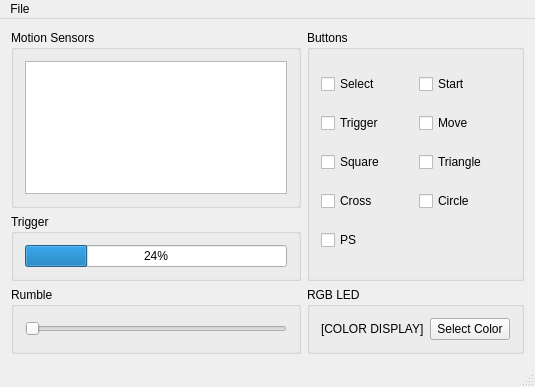
This is testgui/psmovetestgui.ui in thp/psmoveapi as Qt 5 draws it before an edit. The edited form follows.
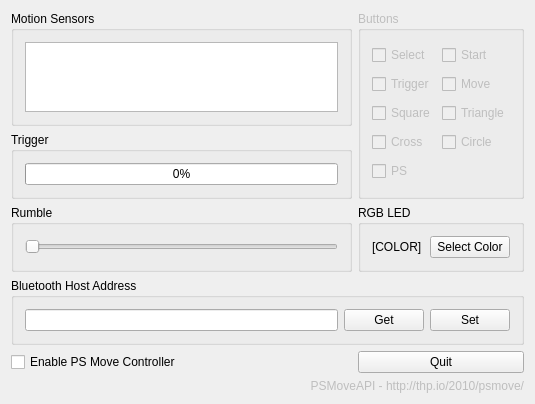
This is the edited form.

Commit message: Hook up Qt Test GUI with PSMoveQt backend

The edit to the form file:
```diff
--- a/testgui/psmovetestgui.ui
+++ b/testgui/psmovetestgui.ui
@@ -22,13 +22,23 @@
       </property>
       <layout class="QGridLayout" name="gridLayout_3">
        <item row="0" column="0">
-        <widget class="QGraphicsView" name="graphicsView"/>
+        <widget class="QGraphicsView" name="viewSensors">
+         <property name="verticalScrollBarPolicy">
+          <enum>Qt::ScrollBarAlwaysOff</enum>
+         </property>
+         <property name="horizontalScrollBarPolicy">
+          <enum>Qt::ScrollBarAlwaysOff</enum>
+         </property>
+        </widget>
        </item>
       </layout>
      </widget>
     </item>
     <item row="0" column="1" rowspan="2">
-     <widget class="QGroupBox" name="groupBox_3">
+     <widget class="QGroupBox" name="groupButtons">
+      <property name="enabled">
+       <bool>false</bool>
+      </property>
       <property name="title">
        <string>Buttons</string>
       </property>
@@ -106,9 +116,12 @@
       </property>
       <layout class="QGridLayout" name="gridLayout_4">
        <item row="0" column="0">
-        <widget class="QProgressBar" name="progressBar">
+        <widget class="QProgressBar" name="progressbarTrigger">
+         <property name="maximum">
+          <number>255</number>
+         </property>
          <property name="value">
-          <number>24</number>
+          <number>0</number>
          </property>
         </widget>
        </item>
@@ -122,7 +135,10 @@
       </property>
       <layout class="QHBoxLayout" name="horizontalLayout_2">
        <item>
-        <widget class="QSlider" name="horizontalSlider">
+        <widget class="QSlider" name="sliderRumble">
+         <property name="maximum">
+          <number>255</number>
+         </property>
          <property name="orientation">
           <enum>Qt::Horizontal</enum>
          </property>
@@ -138,9 +154,9 @@
       </property>
       <layout class="QHBoxLayout" name="horizontalLayout">
        <item>
-        <widget class="QLabel" name="label">
+        <widget class="QLabel" name="labelLEDs">
          <property name="text">
-          <string>[COLOR DISPLAY]</string>
+          <string>[COLOR]</string>
          </property>
         </widget>
        </item>
@@ -154,26 +170,62 @@
       </layout>
      </widget>
     </item>
+    <item row="4" column="0">
+     <widget class="QCheckBox" name="checkboxEnable">
+      <property name="text">
+       <string>Enable PS Move Controller</string>
+      </property>
+     </widget>
+    </item>
+    <item row="4" column="1">
+     <widget class="QPushButton" name="buttonQuit">
+      <property name="text">
+       <string>Quit</string>
+      </property>
+     </widget>
+    </item>
+    <item row="5" column="0" colspan="2">
+     <widget class="QLabel" name="label">
+      <property name="enabled">
+       <bool>false</bool>
+      </property>
+      <property name="text">
+       <string>&lt;!DOCTYPE HTML PUBLIC &quot;-//W3C//DTD HTML 4.0//EN&quot; &quot;http://www.w3.org/TR/REC-html40/strict.dtd&quot;&gt;
+&lt;html&gt;&lt;head&gt;&lt;meta name=&quot;qrichtext&quot; content=&quot;1&quot; /&gt;&lt;style type=&quot;text/css&quot;&gt;
+p, li { white-space: pre-wrap; }
+&lt;/style&gt;&lt;/head&gt;&lt;body style=&quot; font-family:'Lucida Grande'; font-size:13pt; font-weight:400; font-style:normal;&quot;&gt;
+&lt;p align=&quot;right&quot; style=&quot; margin-top:0px; margin-bottom:0px; margin-left:0px; margin-right:0px; -qt-block-indent:0; text-indent:0px;&quot;&gt;&lt;span style=&quot; font-size:9pt;&quot;&gt;PSMoveAPI - http://thp.io/2010/psmove/&lt;/span&gt;&lt;/p&gt;&lt;/body&gt;&lt;/html&gt;</string>
+      </property>
+     </widget>
+    </item>
+    <item row="3" column="0" colspan="2">
+     <widget class="QGroupBox" name="groupBluetooth">
+      <property name="title">
+       <string>Bluetooth Host Address</string>
+      </property>
+      <layout class="QHBoxLayout" name="horizontalLayout_3">
+       <item>
+        <widget class="QLineEdit" name="lineeditBluetooth"/>
+       </item>
+       <item>
+        <widget class="QPushButton" name="buttonBluetoothGet">
+         <property name="text">
+          <string>Get</string>
+         </property>
+        </widget>
+       </item>
+       <item>
+        <widget class="QPushButton" name="buttonBluetoothSet">
+         <property name="text">
+          <string>Set</string>
+         </property>
+        </widget>
+       </item>
+      </layout>
+     </widget>
+    </item>
    </layout>
   </widget>
-  <widget class="QMenuBar" name="menuBar">
-   <property name="geometry">
-    <rect>
-     <x>0</x>
-     <y>0</y>
-     <width>535</width>
-     <height>22</height>
-    </rect>
-   </property>
-   <widget class="QMenu" name="menuFile">
-    <property name="title">
-     <string>File</string>
-    </property>
-    <addaction name="actionQuit"/>
-   </widget>
-   <addaction name="menuFile"/>
-  </widget>
-  <widget class="QStatusBar" name="statusBar"/>
   <action name="actionQuit">
    <property name="text">
     <string>Quit</string>
```
Left out of the diff: 30 changed lines with no effect on the pictures. The commit also changes 5 other files.
